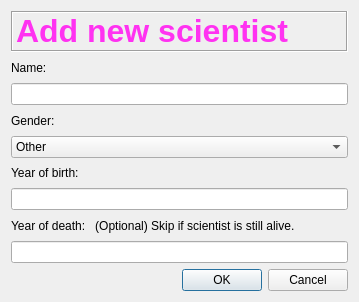
Qt form addscientist.ui (Hopur-50/Verkefni3) before a commit.
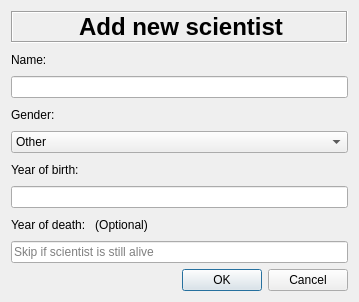
The same form after that commit.

The edit to the form file:
```diff
--- a/addscientist.ui
+++ b/addscientist.ui
@@ -23,7 +23,7 @@
       <enum>QFrame::Sunken</enum>
      </property>
      <property name="text">
-      <string>&lt;html&gt;&lt;head/&gt;&lt;body&gt;&lt;p&gt;&lt;span style=&quot; font-size:24pt; font-weight:600; color:#ff32f1;&quot;&gt;Add new scientist&lt;/span&gt;&lt;/p&gt;&lt;/body&gt;&lt;/html&gt;</string>
+      <string>&lt;html&gt;&lt;head/&gt;&lt;body&gt;&lt;p align=&quot;center&quot;&gt;&lt;span style=&quot; font-size:18pt; font-weight:600; color:#000000;&quot;&gt;Add new scientist&lt;/span&gt;&lt;/p&gt;&lt;/body&gt;&lt;/html&gt;</string>
      </property>
      <property name="textFormat">
       <enum>Qt::RichText</enum>
@@ -79,12 +79,16 @@
    <item>
     <widget class="QLabel" name="label_5">
      <property name="text">
-      <string>Year of death:   (Optional) Skip if scientist is still alive.</string>
+      <string>Year of death:   (Optional)</string>
      </property>
     </widget>
    </item>
    <item>
-    <widget class="QLineEdit" name="lineYearOfDeath"/>
+    <widget class="QLineEdit" name="lineYearOfDeath">
+     <property name="placeholderText">
+      <string>Skip if scientist is still alive</string>
+     </property>
+    </widget>
    </item>
    <item>
     <widget class="QDialogButtonBox" name="buttonOkCancel">
```
